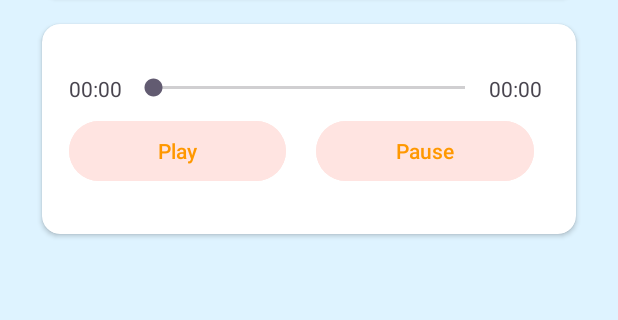
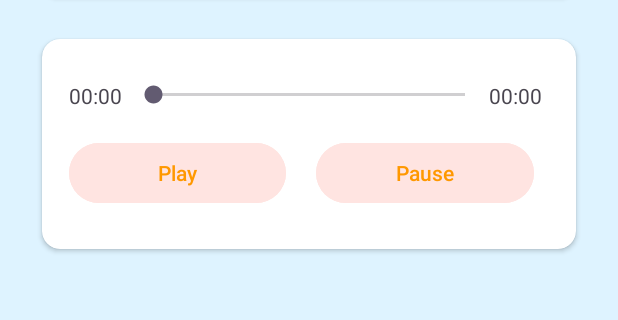
Before and after one commit to TimberKito/MoreSounds, an Android app: the PlayActivity screen opened directly, with no data from a screen before it, on a phone screen of 412 x 824 dp, the part 469-789 px from its top. Run offline under Robolectric (Android 15) with nearby library versions, the phone set to English and light mode, and no system bars; 3 statements that could not run were skipped.

Commit message:
feat: 更新了启动图标和UI布局，添加了收藏功能的toast提示。

```diff
--- a/app/src/main/AndroidManifest.xml
+++ b/app/src/main/AndroidManifest.xml
@@ -9,9 +9,9 @@
         android:allowBackup="true"
         android:dataExtractionRules="@xml/data_extraction_rules"
         android:fullBackupContent="@xml/backup_rules"
-        android:icon="@mipmap/ic_launcher"
+        android:icon="@mipmap/icon"
         android:label="@string/app_name"
-        android:roundIcon="@mipmap/ic_launcher_round"
+        android:roundIcon="@mipmap/icon"
         android:supportsRtl="true"
         android:theme="@style/Theme.MoreSounds"
         tools:targetApi="31">
--- a/app/src/main/res/layout/activity_play.xml
+++ b/app/src/main/res/layout/activity_play.xml
@@ -77,7 +77,7 @@
         android:layout_width="match_parent"
         android:layout_height="140dp"
         android:layout_marginStart="28dp"
-        android:layout_marginTop="18dp"
+        android:layout_marginTop="28dp"
         android:layout_marginEnd="28dp"
         app:cardCornerRadius="12dp">
 
@@ -116,6 +116,7 @@
                 android:layout_width="match_parent"
                 android:layout_height="wrap_content"
                 android:layout_gravity="bottom"
+                android:layout_marginTop="10dp"
                 android:gravity="bottom"
                 android:padding="8dp">
 
--- a/app/src/main/res/layout/fragment_info.xml
+++ b/app/src/main/res/layout/fragment_info.xml
@@ -47,7 +47,7 @@
                 <ImageView
                     android:layout_width="match_parent"
                     android:layout_height="match_parent"
-                    android:src="@mipmap/ic_launcher" />
+                    android:src="@mipmap/icon" />
             </androidx.cardview.widget.CardView>
 
             <!--AppName-->
```
Also changed, not shown: app/src/main/java/com/timber/soft/moresounds/PlayActivity.kt (+11 -5 lines), app/src/main/res/mipmap-xxxhdpi/icon.png (added).
